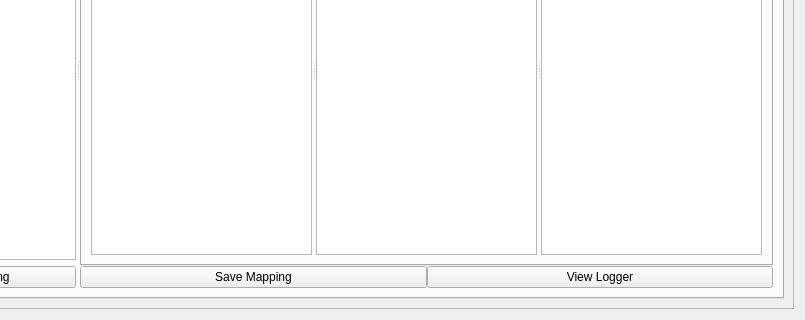
First picture: the form in user-motor-gui.ui, repository ctslac/lcls-user-motor-gui, before the edit; both pictures show x 180 to 985 and y 265 to 585 of the 985 by 585 pixel window.
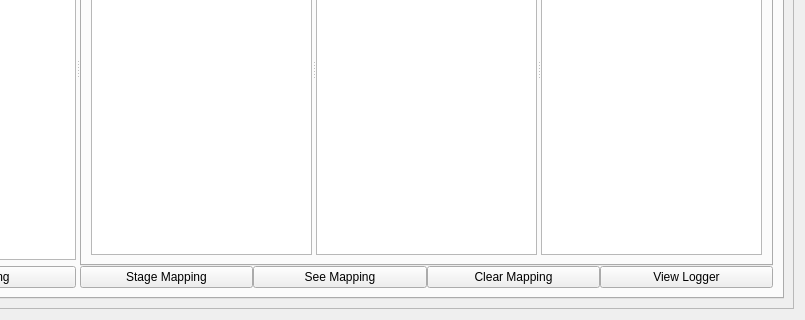
Second picture: the form after the edit. Custom widgets are drawn as their Qt base class.

Commit message: got see mapping to work and save stage

Diff of the .ui file:
```diff
--- a/user-motor-gui.ui
+++ b/user-motor-gui.ui
@@ -181,12 +181,23 @@
                     <number>0</number>
                    </property>
                    <item>
-                    <widget class="PyDMPushButton" name="save_mapping_button">
-                     <property name="toolTip">
-                      <string/>
+                    <widget class="QPushButton" name="stage_mapping">
+                     <property name="text">
+                      <string>Stage Mapping</string>
                      </property>
+                    </widget>
+                   </item>
+                   <item>
+                    <widget class="QPushButton" name="see_staged_mapping">
                      <property name="text">
-                      <string>Save Mapping</string>
+                      <string>See Mapping</string>
+                     </property>
+                    </widget>
+                   </item>
+                   <item>
+                    <widget class="QPushButton" name="clear_mapping">
+                     <property name="text">
+                      <string>Clear Mapping</string>
                      </property>
                     </widget>
                    </item>
```
The commit also changes 2 other files.
